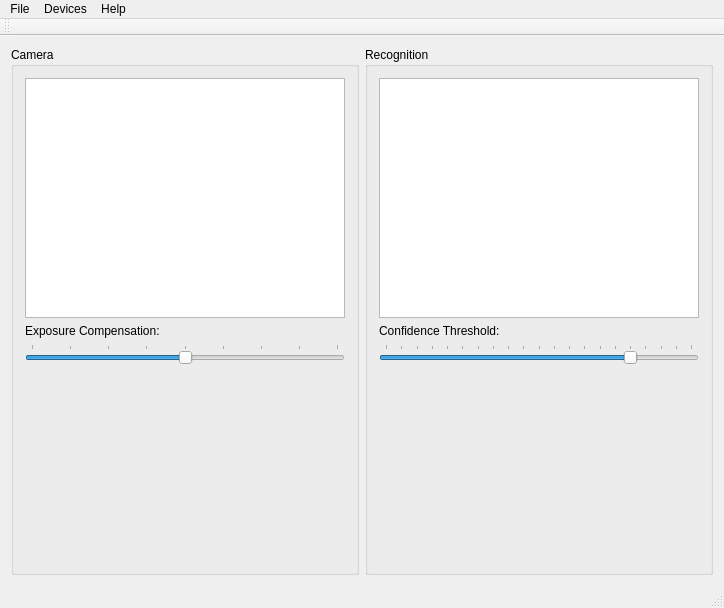
This is mainwindow.ui in tvabramov/WebCamRecognizer as Qt 5 draws it before an edit. The edited form follows.
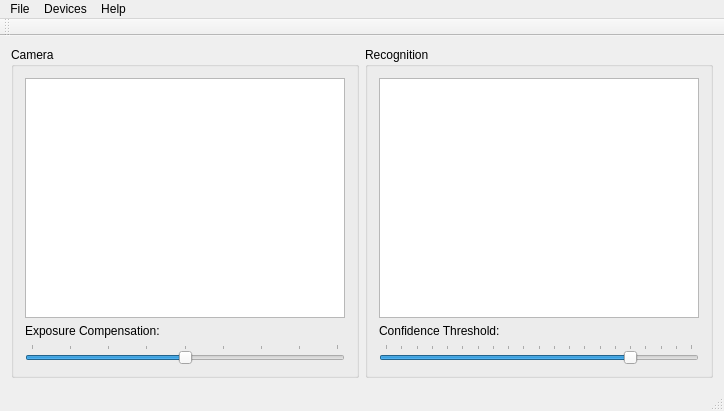
This is the edited form. Icons and pictures are not drawn.

The edit to the form file:
```diff
--- a/mainwindow.ui
+++ b/mainwindow.ui
@@ -7,7 +7,7 @@
     <x>0</x>
     <y>0</y>
     <width>704</width>
-    <height>608</height>
+    <height>402</height>
    </rect>
   </property>
   <property name="windowTitle">
```
Left out of the diff: 2 changed lines with no effect on the pictures.
